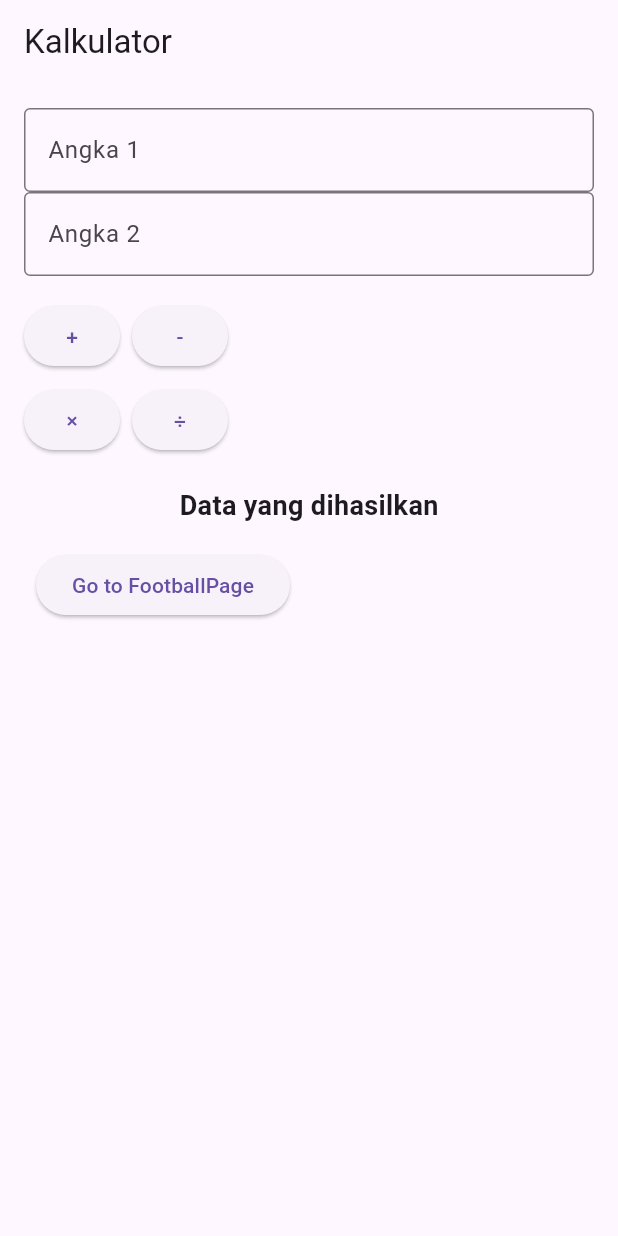
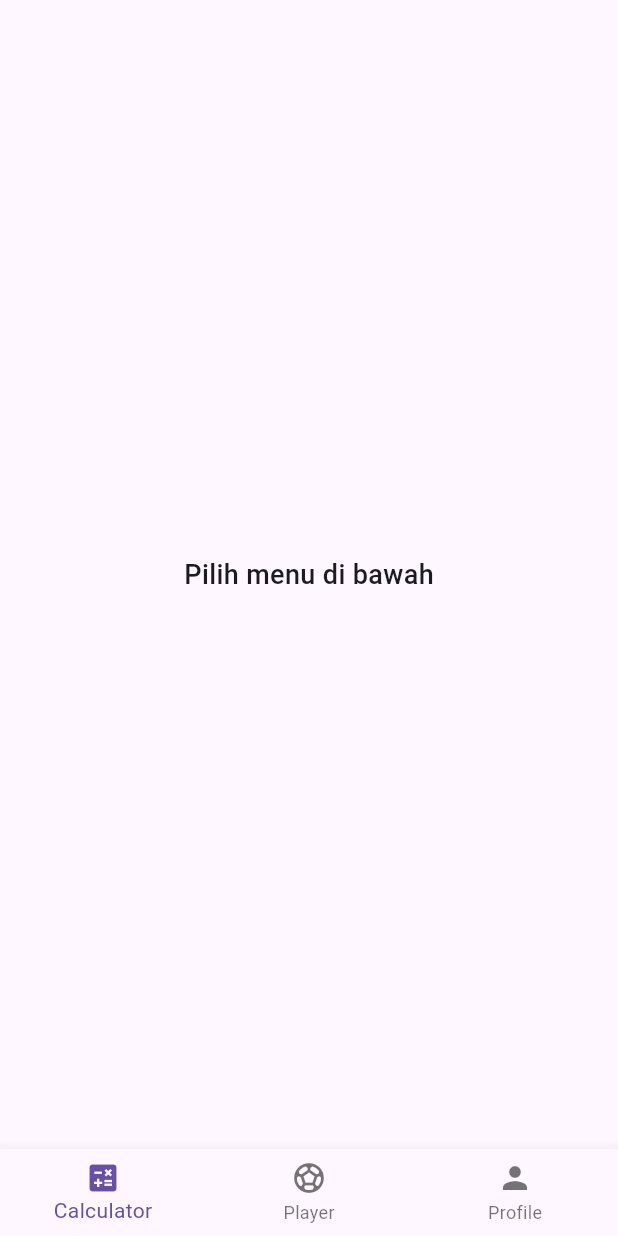
Before and after one commit to Faey-byte/Latihan1_11pplg2, a Flutter app: the screen it shows after launch, on a phone screen of 412 x 824 dp. Run offline on Flutter 3.47's test engine with Material 3 defaults, Android fonts, the phone set to English and light mode, and no system bars; our stand-ins replace get.

Commit message:
Bottom Navbar dan profile

```diff
--- /dev/null
+++ b/lib/bottom_nav.dart
@@ -0,0 +1,56 @@
+import 'package:flutter/material.dart';
+import 'package:get/get.dart';
+import 'routes/routes.dart';
+
+class BottomNav extends StatefulWidget {
+  const BottomNav({super.key});
+
+  @override
+  State<BottomNav> createState() => _BottomNavState();
+}
+
+class _BottomNavState extends State<BottomNav> {
+  int currentIndex = 0;
+
+  void onTabTapped(int index) {
+    setState(() {
+      currentIndex = index;
+    });
+
+    if (index == 0) {
+      Get.toNamed(AppRoutes.calculatePage);
+    } else if (index == 1) {
+      Get.toNamed(AppRoutes.footballPage);
+    } else if (index == 2) {
+      Get.toNamed(AppRoutes.profilePage);
+    }
+  }
+
+  @override
+  Widget build(BuildContext context) {
+    return Scaffold(
+      body: const Center(
+        child: Text("Pilih menu di bawah",
+            style: TextStyle(fontSize: 18, fontWeight: FontWeight.w500)),
+      ),
+      bottomNavigationBar: BottomNavigationBar(
+        currentIndex: currentIndex,
+        onTap: onTabTapped,
+        items: const [
+          BottomNavigationBarItem(
+            icon: Icon(Icons.calculate),
+            label: 'Calculator',
+          ),
+          BottomNavigationBarItem(
+            icon: Icon(Icons.sports_soccer),
+            label: 'Player',
+          ),
+          BottomNavigationBarItem(
+            icon: Icon(Icons.person),
+            label: 'Profile',
+          ),
+        ],
+      ),
+    );
+  }
+}
--- a/lib/main.dart
+++ b/lib/main.dart
@@ -18,7 +18,7 @@ class MyApp extends StatelessWidget {
       debugShowCheckedModeBanner: false,
       title: 'Calculate Page',
       theme: ThemeData(primarySwatch: Colors.blue),
-      initialRoute: AppRoutes.calculatePage,
+      initialRoute: AppRoutes.bottomnav,
       getPages: AppPages.pages,
     );
   }
--- a/lib/pages/football_player.dart
+++ b/lib/pages/football_player.dart
@@ -12,7 +12,7 @@ class FootballPlayer extends StatelessWidget {
   @override
   Widget build(BuildContext context) {
     return Scaffold(
-      appBar: AppBar(title: const Text("Chelsea")),
+      appBar: AppBar(title: const Text("Football Player")),
       body: Container(
         margin: const EdgeInsets.all(10),
         child: Obx(() => ListView.builder(
--- a/lib/routes/pages.dart
+++ b/lib/routes/pages.dart
@@ -1,6 +1,8 @@
 import 'package:get/get.dart';
+import 'package:latihan1_11pplg2/bottom_nav.dart';
 import 'package:latihan1_11pplg2/pages/calculate_page.dart';
 import 'package:latihan1_11pplg2/pages/football_player.dart';
+import 'package:latihan1_11pplg2/pages/profile_page.dart';
 import 'package:latihan1_11pplg2/routes/routes.dart';
 
 class AppPages {
@@ -13,5 +15,13 @@ class AppPages {
       name: AppRoutes.footballPage,
       page: () => FootballPlayer(),
     ),
+    GetPage(
+      name: AppRoutes.bottomnav,
+      page: () => BottomNav(),
+    ),
+    GetPage(
+      name: AppRoutes.profilePage,
+      page: () => const ProfilePage(),
+    ),
   ];
 }
--- a/lib/routes/routes.dart
+++ b/lib/routes/routes.dart
@@ -1,4 +1,7 @@
+
 class AppRoutes {
   static const calculatePage = '/calculate';
   static const footballPage = '/football';
+  static const bottomnav = '/bottomnav';
+  static const profilePage = '/profile';
 }
```
Also changed, not shown: lib/pages/profile_page.dart (added, +29 -0 lines).
